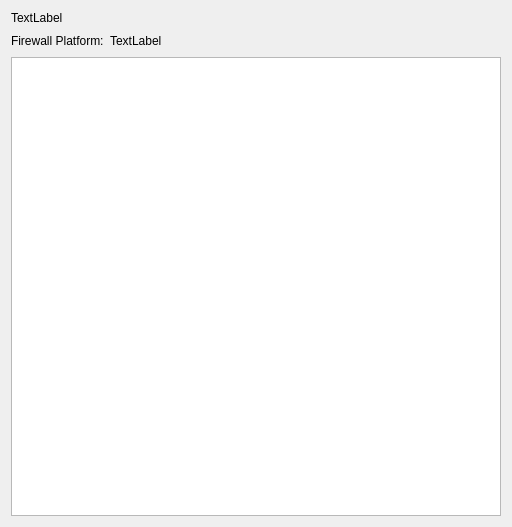
fwbuilder/fwbuilder, file src/libgui/importFirewallConfigurationWizard/ic_platformwarningpage_q.ui: the form before one commit.
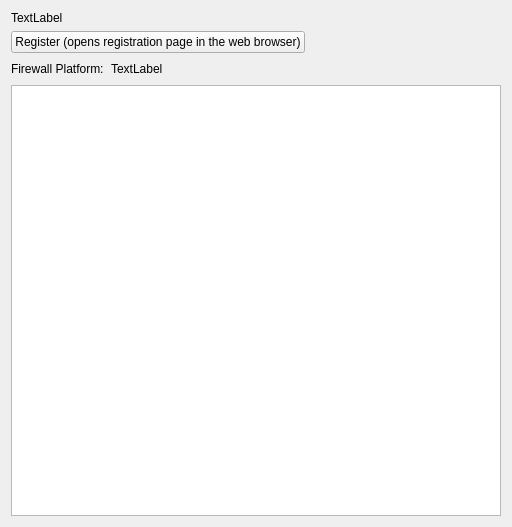
The form after the commit.

Commit message: see #2176, 2198  added button to register for updates about pf import

Diff of the .ui file:
```diff
--- a/src/libgui/importFirewallConfigurationWizard/ic_platformwarningpage_q.ui
+++ b/src/libgui/importFirewallConfigurationWizard/ic_platformwarningpage_q.ui
@@ -26,28 +26,48 @@
        </property>
       </widget>
      </item>
-     <item row="1" column="0">
+     <item row="1" column="0" colspan="3">
+      <widget class="QPushButton" name="voteForFeatureButton">
+       <property name="text">
+        <string>Register (opens registration page in the web browser)</string>
+       </property>
+      </widget>
+     </item>
+     <item row="1" column="3">
+      <spacer name="horizontalSpacer_2">
+       <property name="orientation">
+        <enum>Qt::Horizontal</enum>
+       </property>
+       <property name="sizeHint" stdset="0">
+        <size>
+         <width>188</width>
+         <height>20</height>
+        </size>
+       </property>
+      </spacer>
+     </item>
+     <item row="2" column="0">
       <widget class="QLabel" name="label">
        <property name="text">
         <string>Firewall Platform:</string>
        </property>
       </widget>
      </item>
-     <item row="1" column="1">
+     <item row="2" column="1">
       <widget class="QLabel" name="platform">
        <property name="text">
         <string>TextLabel</string>
        </property>
       </widget>
      </item>
-     <item row="1" column="2">
+     <item row="2" column="2" colspan="2">
       <spacer name="horizontalSpacer">
        <property name="orientation">
         <enum>Qt::Horizontal</enum>
        </property>
        <property name="sizeHint" stdset="0">
         <size>
-         <width>238</width>
+         <width>318</width>
          <height>20</height>
         </size>
        </property>
```
Left out of the diff: 24 changed lines with no effect on the pictures. The commit also changes 2 other files.
